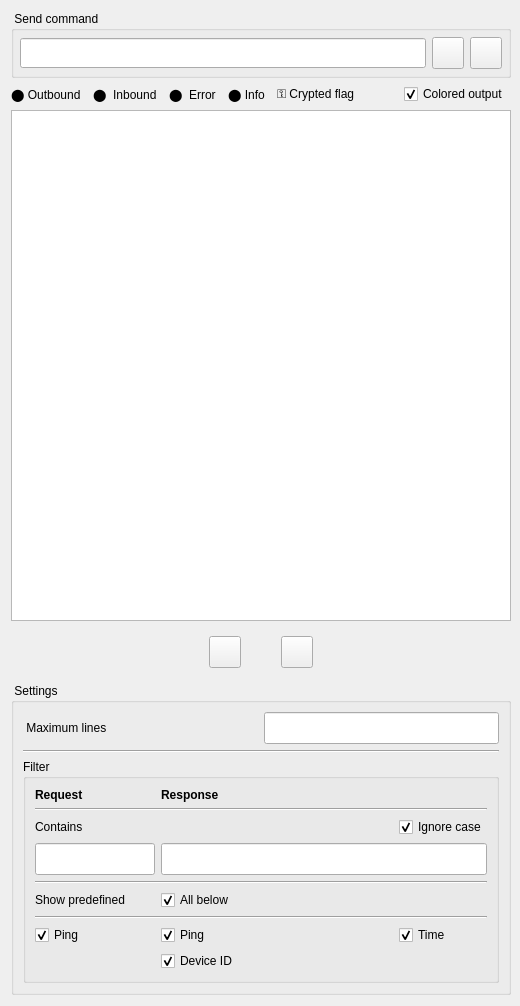
Above: src/ui/debug.ui from AceOfSnakes/NetRC before the change. Below: the same form after it.
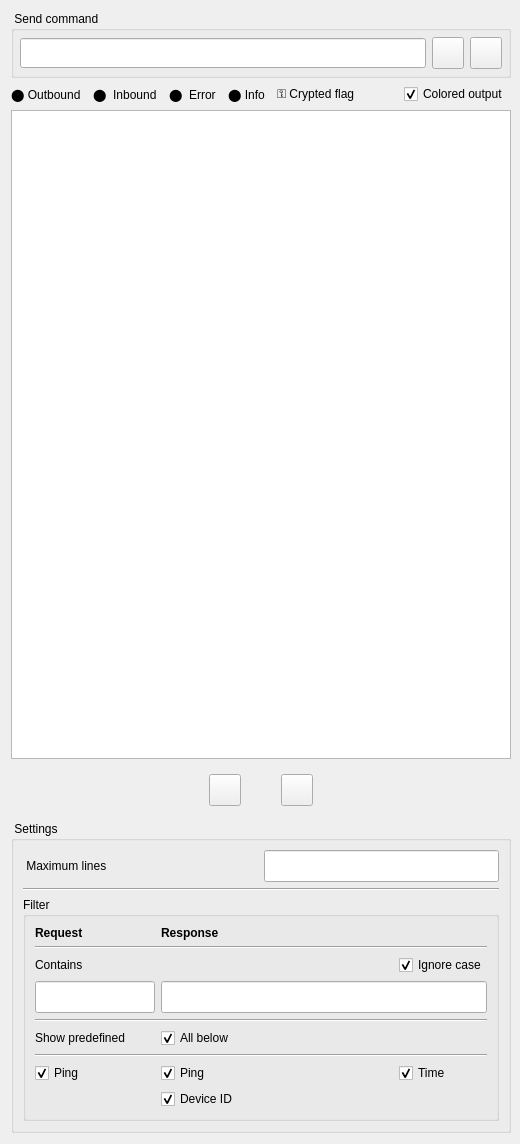
That is the form after the change. Icons and pictures are not drawn.

The edit to the form file:
```diff
--- a/src/ui/debug.ui
+++ b/src/ui/debug.ui
@@ -10,7 +10,7 @@
     <x>0</x>
     <y>0</y>
     <width>520</width>
-    <height>1006</height>
+    <height>1144</height>
    </rect>
   </property>
   <property name="sizePolicy">
@@ -228,7 +228,7 @@
      </item>
     </layout>
    </item>
-   <item alignment="Qt::AlignmentFlag::AlignLeft">
+   <item>
     <widget class="QTextEdit" name="textEdit">
      <property name="sizePolicy">
       <sizepolicy hsizetype="Fixed" vsizetype="Expanding">
```
